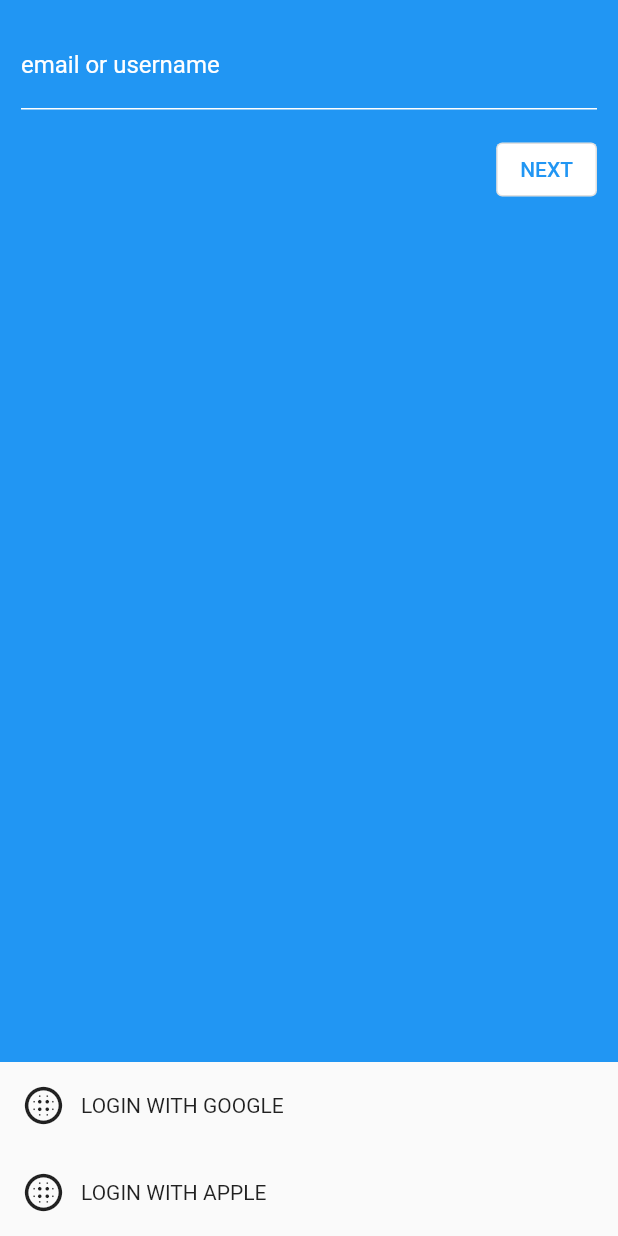
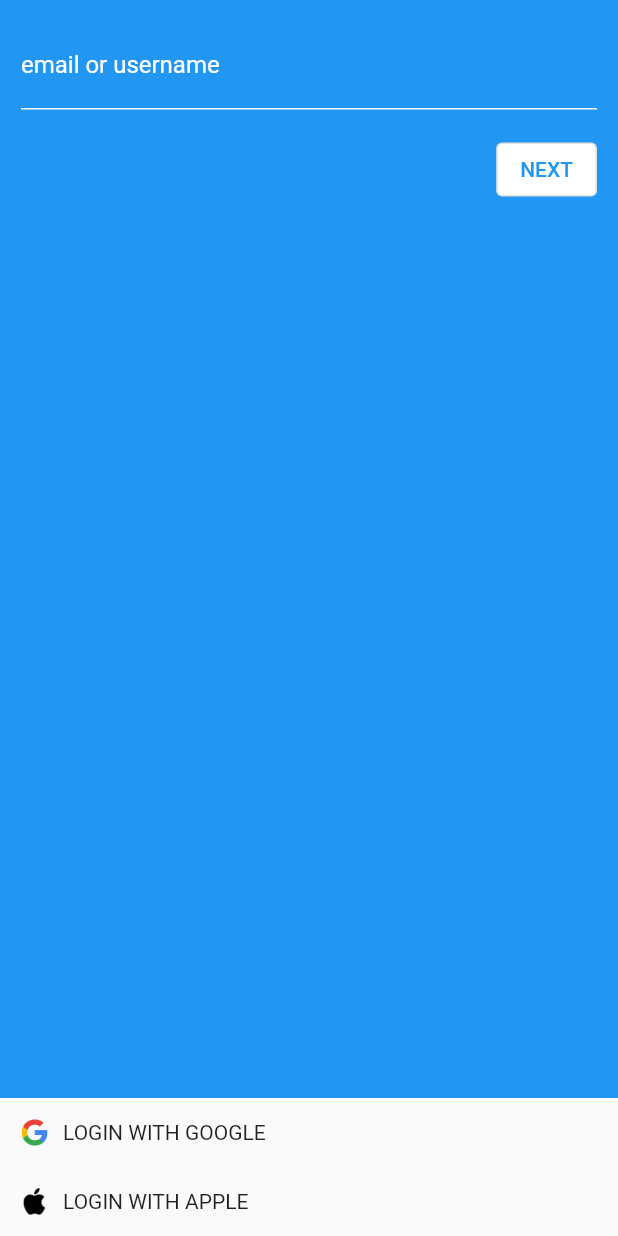
Before and after one commit to sk8mate/sk8, a Flutter app: the screen it shows after launch, on a phone screen of 412 x 824 dp. Run offline on Flutter 3.47's test engine with Material 2 defaults, Android fonts, the phone set to English and light mode, and no system bars; our stand-ins replace beamer.

Commit message:
add logos

```diff
--- a/frontside/lib/views/login/login.dart
+++ b/frontside/lib/views/login/login.dart
@@ -60,16 +60,18 @@ class _Login extends State<Login> {
           Column(
             children: [
               LoginWith(
-                icon: Icon(
-                  Icons.blur_circular,
-                  size: 30,
+                icon: Image(
+                  image: AssetImage('assets/login/logo-google-G.png'),
+                  fit: BoxFit.contain,
+                  width: 18,
                 ),
                 title: "LOGIN WITH GOOGLE",
               ),
               LoginWith(
-                icon: Icon(
-                  Icons.blur_circular,
-                  size: 30,
+                icon: Image(
+                  image: AssetImage('assets/login/logo-apple-black-100.png'),
+                  fit: BoxFit.contain,
+                  width: 18,
                 ),
                 title: "LOGIN WITH APPLE",
               ),
@@ -96,13 +98,7 @@ class LoginWith extends StatelessWidget {
       child: Container(
           child: Padding(
         padding: const EdgeInsets.all(14),
-        child: Row(children: [
-          icon,
-          SizedBox(
-            width: 10,
-          ),
-          Text(title)
-        ]),
+        child: Row(children: [icon, SizedBox(width: 10), Text(title)]),
       )),
     );
   }
--- a/frontside/pubspec.yaml
+++ b/frontside/pubspec.yaml
@@ -49,6 +49,7 @@ flutter:
   # To add assets to your application, add an assets section, like this:
   assets:
     - assets/example_screens/
+    - assets/login/
 
   # An image asset can refer to one or more resolution-specific "variants", see
   # https://flutter.dev/assets-and-images/#resolution-aware.
```
Also changed, not shown: frontside/assets/login/logo-apple-black-100.png (added), frontside/assets/login/logo-apple-black-90.png (added), frontside/assets/login/logo-apple-gray.png (added), frontside/assets/login/logo-google-G.png (added).
